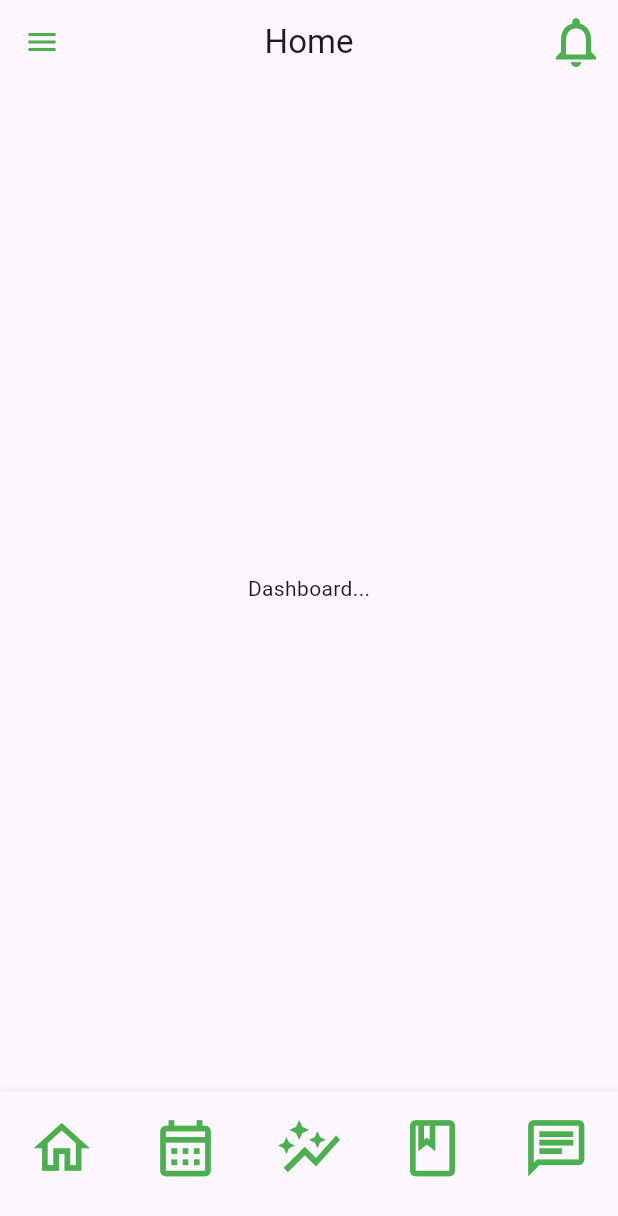
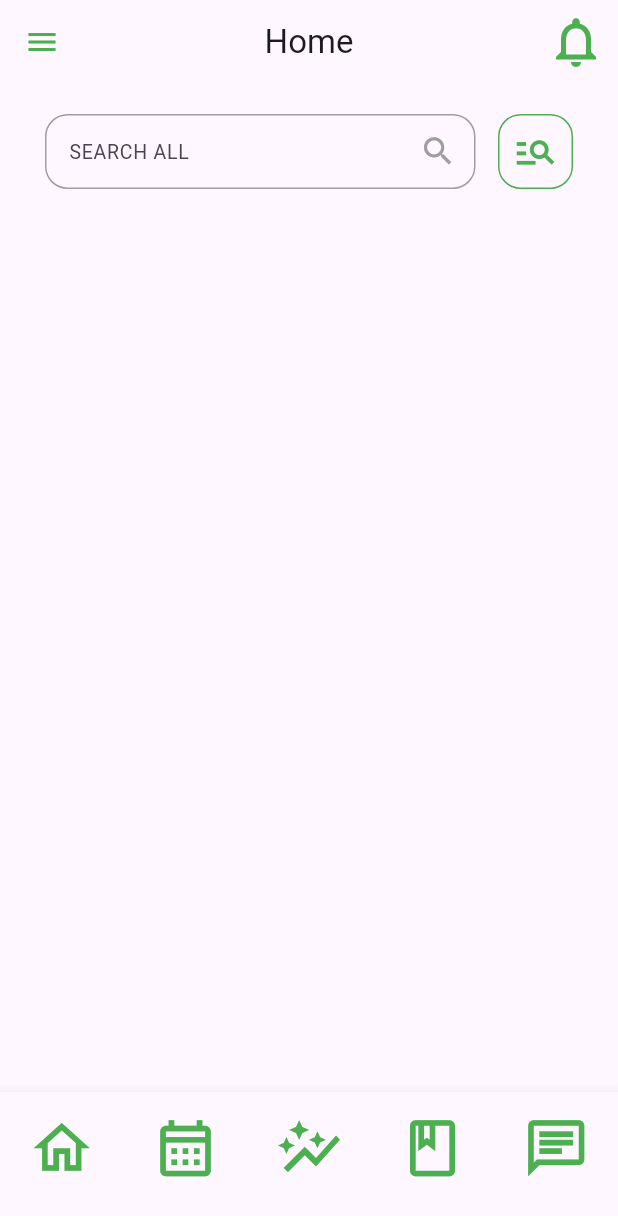
Before and after one commit to Miggycraft/terrasoi_app, a Flutter app: the screen it shows after launch, on a phone screen of 412 x 824 dp. Shown: the top 1216 px of the screen. Run offline on Flutter 3.47's test engine with Material 3 defaults, Android fonts, the phone set to English and light mode, and no system bars.

Commit message:
remind mee, pag row make sure to use Extended yawa

```diff
--- a/lib/pages/home_page.dart
+++ b/lib/pages/home_page.dart
@@ -49,7 +49,10 @@ class _HomePageState extends State<HomePage> {
               ))
         ],
       ),
-      body: _pages[_selectedIndex][0],
+      body: Padding(
+        padding: EdgeInsets.only(top: 20),
+        child: _pages[_selectedIndex][0],
+      ),
       drawer: DrawerComponent(),
       bottomNavigationBar: BottomNavigationBar(
         type: BottomNavigationBarType.fixed,
--- a/lib/pages/view/dashboard_page.dart
+++ b/lib/pages/view/dashboard_page.dart
@@ -1,3 +1,4 @@
+import 'package:flutter/cupertino.dart';
 import 'package:flutter/material.dart';
 
 class DashboardPage extends StatefulWidget {
@@ -10,6 +11,51 @@ class DashboardPage extends StatefulWidget {
 class _DashboardPageState extends State<DashboardPage> {
   @override
   Widget build(BuildContext context) {
-    return Center(child: Text('Dashboard...'),);
+    return Padding(
+      padding: EdgeInsets.symmetric(horizontal: 30.0),
+      child: Column(
+        children: [
+          Row(
+            children: [
+              Expanded(
+                child: Container(
+                  height: 50,
+                  decoration: BoxDecoration(
+                      border: Border.all(color: Colors.grey),
+                      borderRadius: BorderRadius.circular(15)),
+                  child: TextField(
+                    style: TextStyle(fontSize: 13),
+                    decoration: InputDecoration(
+                      contentPadding: EdgeInsets.only(left: 15, top: 15),
+                      isDense: true,
+                      hintText: 'SEARCH ALL',
+                      border: InputBorder.none,
+                      suffixIcon: Icon(
+                        Icons.search,
+                        size: 25,
+                        color: Colors.grey,
+                      ),
+                    ),
+                  ),
+                ),
+              ),
+              SizedBox(width: 15,),
+              Container(
+                decoration: BoxDecoration(
+                    borderRadius: BorderRadius.circular(15),
+                    border: Border.all(color: Colors.green)),
+                child: IconButton(
+                    onPressed: () {},
+                    icon: Icon(
+                      Icons.manage_search,
+                      color: Colors.green,
+                      size: 30,
+                    )),
+              ),
+            ],
+          ),
+        ],
+      ),
+    );
   }
 }
```
